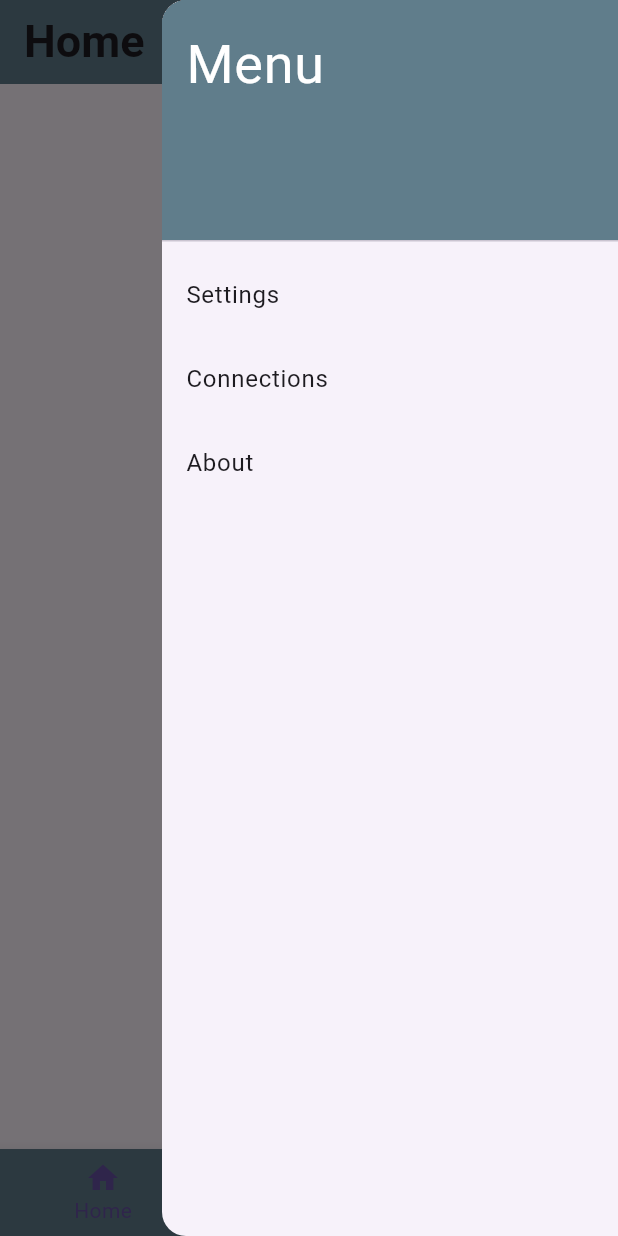
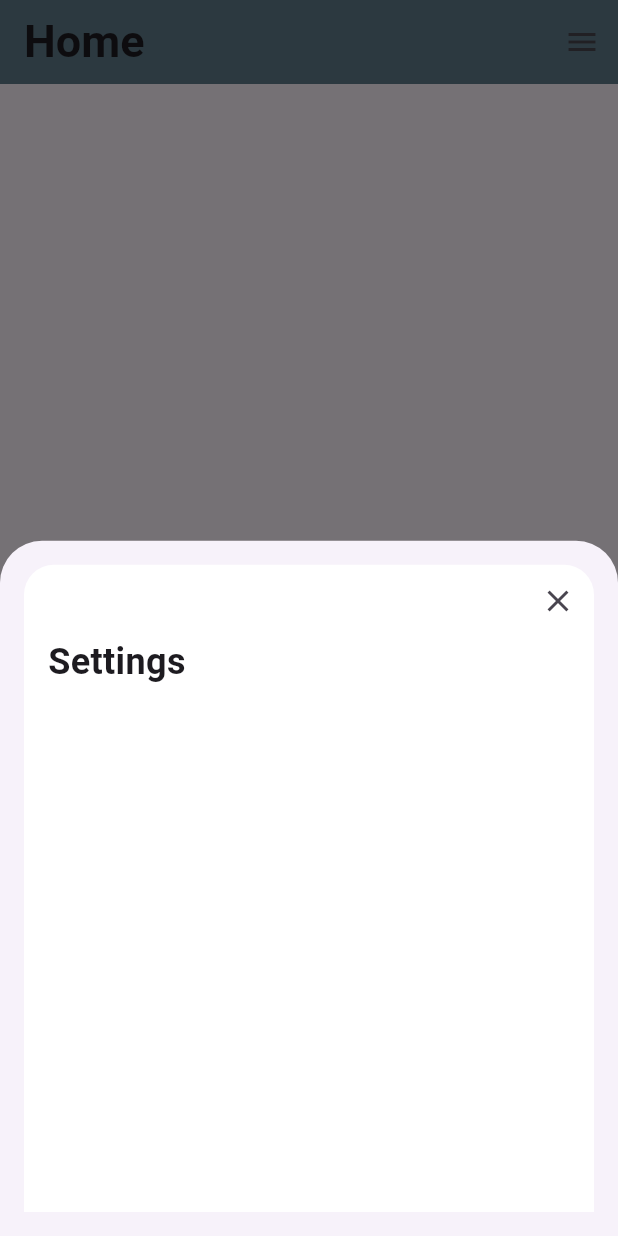
Before and after one commit to AnEclaire/dsgreader, a Flutter app: the screen it shows after launch, in the side drawer, after a tap on "Settings", on a phone screen of 412 x 824 dp. Run offline on Flutter 3.47's test engine with Material 3 defaults, Android fonts, the light colour scheme and no system bars.

Commit message:
Settings pop up menu works but needs work to make it look nicer.

```diff
--- /dev/null
+++ b/lib/SettingsPage.dart
@@ -0,0 +1,52 @@
+import 'package:flutter/material.dart';
+
+class SettingsPage extends StatelessWidget {
+  const SettingsPage({super.key});
+
+  @override
+  Widget build(BuildContext context) {
+    return Scaffold(
+      backgroundColor: Colors.transparent,
+      body: Padding(
+        padding: const EdgeInsets.all(16.0),
+        child: Container(
+          decoration: const BoxDecoration(
+            color: Colors.white,
+            borderRadius: BorderRadius.only(
+              topLeft: Radius.circular(20),
+              topRight: Radius.circular(20),
+            ),
+          ),
+          child: Column(
+            crossAxisAlignment: CrossAxisAlignment.start,
+            children: [
+              Row(
+                mainAxisAlignment: MainAxisAlignment.end,
+                children: [
+                  IconButton(
+                    icon: const Icon(Icons.close),
+                    onPressed: () {
+                      Navigator.of(context).pop();
+                    },
+                  ),
+                ],
+              ),
+              const Padding(
+                padding: EdgeInsets.symmetric(horizontal: 16.0),
+                child: Text(
+                  'Settings',
+                  style: TextStyle(
+                    fontSize: 24,
+                    fontWeight: FontWeight.bold,
+                  ),
+                ),
+              ),
+              const SizedBox(height: 20),
+              // Add your settings widgets here
+            ],
+          ),
+        ),
+      ),
+    );
+  }
+}
--- a/lib/main.dart
+++ b/lib/main.dart
@@ -2,6 +2,7 @@ import 'package:flutter/material.dart';
 import 'HomePage.dart';
 import 'HistoryPage.dart';
 import 'FavoritesPage.dart';
+import 'SettingsPage.dart';
 
 void main() {
   runApp(const MyApp());
@@ -14,6 +15,7 @@ class MyApp extends StatelessWidget {
   Widget build(BuildContext context) {
     return MaterialApp(
       title: 'DSG Reader',
+      debugShowCheckedModeBanner: false,
       theme: ThemeData(
         primarySwatch: Colors.blue,
       ),
@@ -117,7 +119,7 @@ class _BottomNavigationState extends State<BottomNavigation> {
           children: <Widget>[
             const DrawerHeader(
               decoration: BoxDecoration(
-                color: Colors.blueGrey,
+                color: Color(0xFF37474f),
               ),
               child: Text(
                 'Menu',
@@ -130,7 +132,11 @@ class _BottomNavigationState extends State<BottomNavigation> {
             ListTile(
               title: const Text('Settings'),
               onTap: () {
-                // Add functionality
+                Navigator.of(context).pop(); // Close the Drawer
+                showModalBottomSheet(
+                  context: context,
+                  builder: (context) => const SettingsPage(),
+                );
               },
             ),
             ListTile(
```
